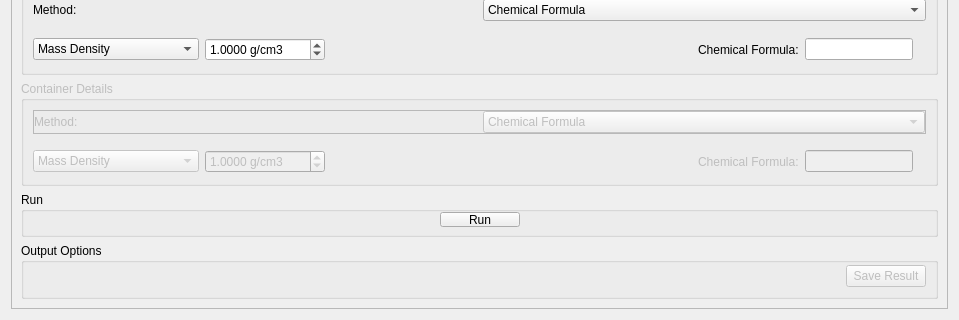
Before: the Qt Designer form qt/scientific_interfaces/Indirect/CalculatePaalmanPings.ui in mantidproject/mantid, drawn with Qt 5; both pictures show x 0 to 959 and y 422 to 742 of the 959 by 742 pixel window.
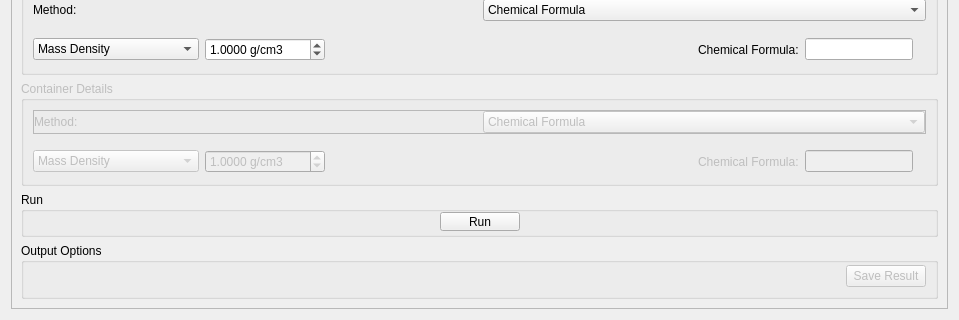
After: the same form once the commit is applied. Custom widgets are drawn as their Qt base class.

Commit message:
fix squished run button
this commit fixes a squished run button by reducing the group box margin.

re: #30221

Diff of the .ui file:
```diff
--- a/qt/scientific_interfaces/Indirect/CalculatePaalmanPings.ui
+++ b/qt/scientific_interfaces/Indirect/CalculatePaalmanPings.ui
@@ -1267,7 +1267,7 @@
            <number>0</number>
           </property>
           <property name="bottomMargin">
-           <number>7</number>
+           <number>3</number>
           </property>
           <item>
            <spacer name="horizontalSpacer_3">
```
The commit also changes 3 other files.
